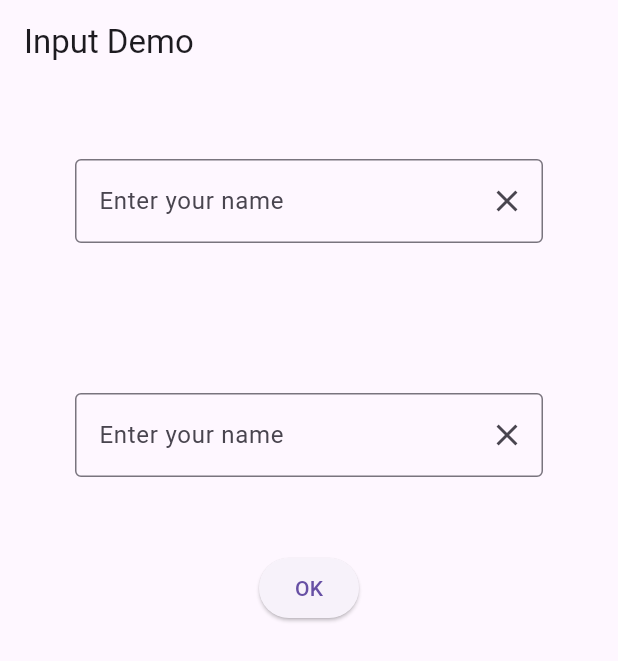
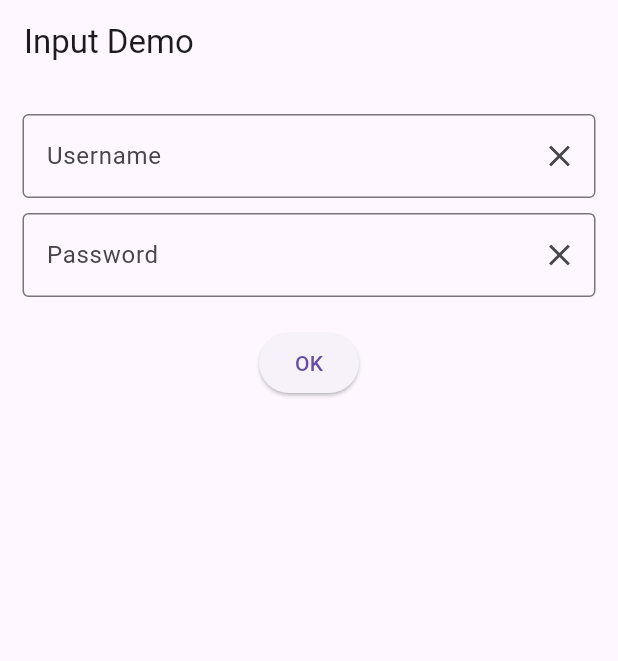
Before and after one commit to FRAmyZ010/MFU-MobileAppDev, a Flutter app: the screen it shows after launch, on a phone screen of 412 x 824 dp. Shown: the top 661 px of the screen. Run offline on Flutter 3.47's test engine with Material 3 defaults, Android fonts, the phone set to English and light mode, and no system bars; missing offline and left inert: dart:ffi.

Commit message:
💄Update input UI

```diff
--- a/Week5/myapp/lib/week04/assignment/login_system.dart
+++ b/Week5/myapp/lib/week04/assignment/login_system.dart
@@ -18,9 +18,7 @@ class _LoginSystemState extends State<LoginSystem> {
   TextEditingController tcName = TextEditingController();
 
   void updateMessage() {
-    setState(() {
-
-    });
+    setState(() {});
   }
 
   @override
@@ -30,28 +28,33 @@ class _LoginSystemState extends State<LoginSystem> {
       body: Column(
         children: [
           Padding(
-            padding: const EdgeInsets.all(50.0),
+            padding: const EdgeInsets.only(
+              left: 15,
+              right: 15,
+              bottom: 10,
+              top: 20,
+            ),
             child: TextField(
-              controller: tcName,
+              controller: tcUser,
               decoration: InputDecoration(
                 border: OutlineInputBorder(),
-                labelText: 'Enter your name',
+                labelText: 'Username',
                 suffixIcon: IconButton(
-                  onPressed: tcName.clear,
+                  onPressed: tcUser.clear,
                   icon: Icon(Icons.clear),
                 ),
               ),
             ),
           ),
           Padding(
-            padding: const EdgeInsets.all(50.0),
+            padding: const EdgeInsets.only(left: 15, right: 15, bottom: 20),
             child: TextField(
-              controller: tcName,
+              controller: tcPass,
               decoration: InputDecoration(
                 border: OutlineInputBorder(),
-                labelText: 'Enter your name',
+                labelText: 'Password',
                 suffixIcon: IconButton(
-                  onPressed: tcName.clear,
+                  onPressed: tcPass.clear,
                   icon: Icon(Icons.clear),
                 ),
               ),
@@ -62,7 +65,6 @@ class _LoginSystemState extends State<LoginSystem> {
           SizedBox(height: 16),
           Text(msg),
         ],
-
       ),
     );
   }
```
